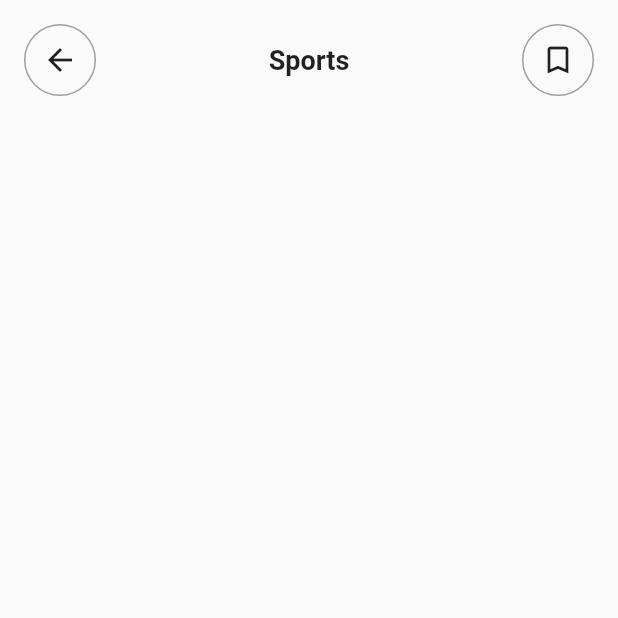
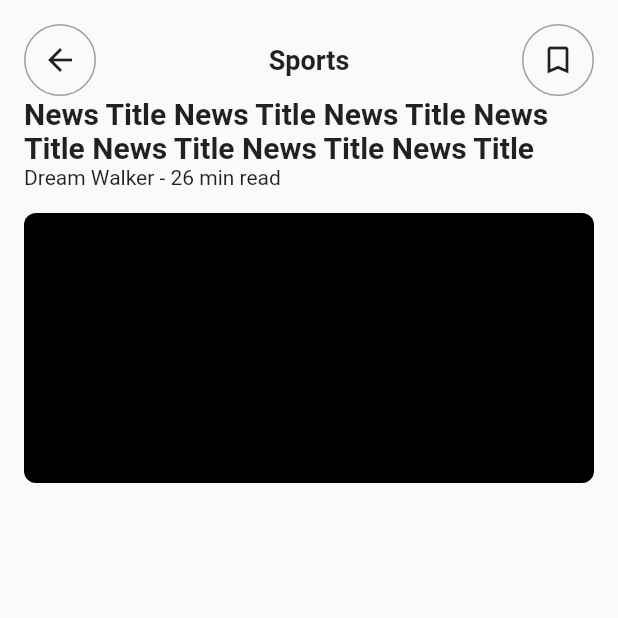
Before and after one commit to JAICHANGPARK/flutter_notebook_chapter_24, a Flutter app: the NewsAppDetailPage screen opened directly, on a phone screen of 412 x 824 dp, the top half of it. Run offline on Flutter 3.47's test engine with Material 2 defaults, Android fonts, the phone set to English and light mode, and no system bars; our stand-ins replace flutter_riverpod, freezed_annotation, ionicons, percent_indicator; missing offline and left inert: crypto_font_icons; network calls fail.

Commit message:
Update news_app_detail_page.dart

```diff
--- a/lib/ep1377_news_app/news_detail/view/news_app_detail_page.dart
+++ b/lib/ep1377_news_app/news_detail/view/news_app_detail_page.dart
@@ -61,7 +61,27 @@ class _NewsAppDetailPageState extends State<NewsAppDetailPage> {
               Expanded(
                 child: SingleChildScrollView(
                   child: Column(
-                    children: [],
+                    crossAxisAlignment: CrossAxisAlignment.start,
+                    children: [
+                      Text(
+                        "News Title News Title News Title News Title News Title News Title News Title ",
+                        maxLines: 2,
+                        style: TextStyle(
+                          fontSize: 20,
+                          fontWeight: FontWeight.bold,
+                        ),
+                      ),
+                      Text("Dream Walker - 26 min read"),
+                      Container(
+                        margin: EdgeInsets.symmetric(vertical: 16),
+                        height: 180,
+
+                        decoration: BoxDecoration(
+                          color: Colors.black,
+                          borderRadius: BorderRadius.circular(8)
+                        ),
+                      )
+                    ],
                   ),
                 ),
               ),
```
